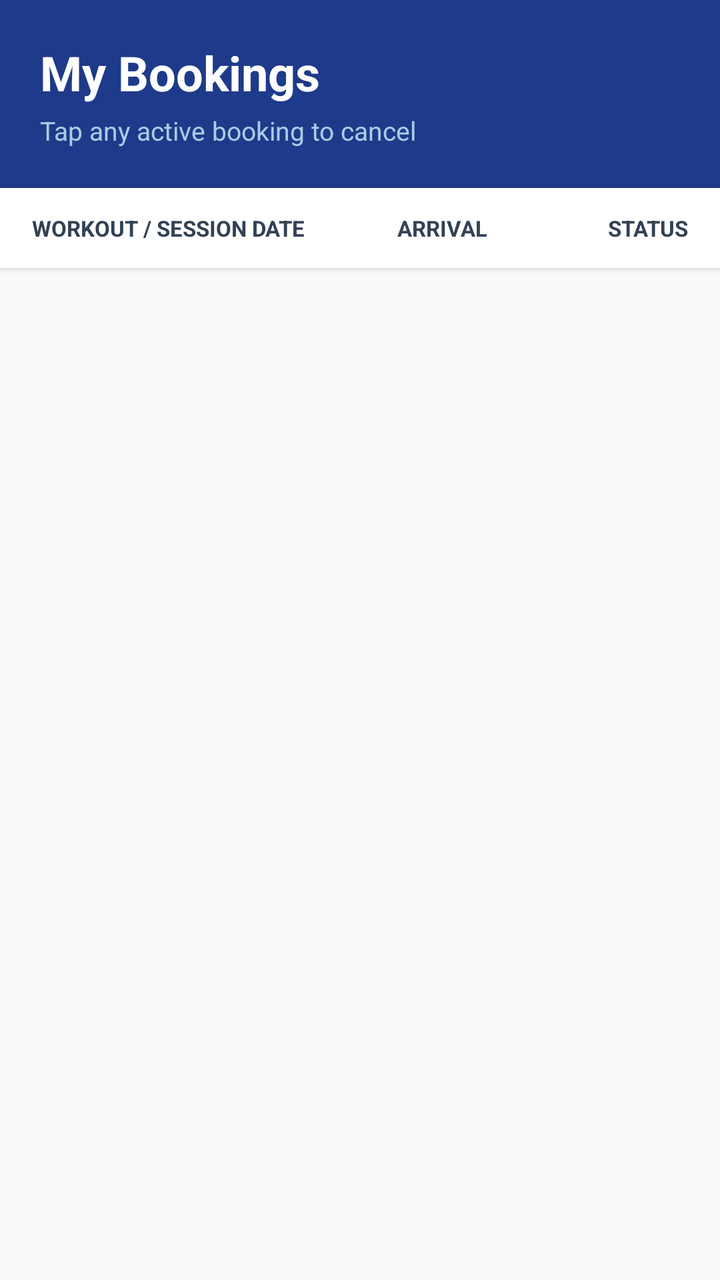
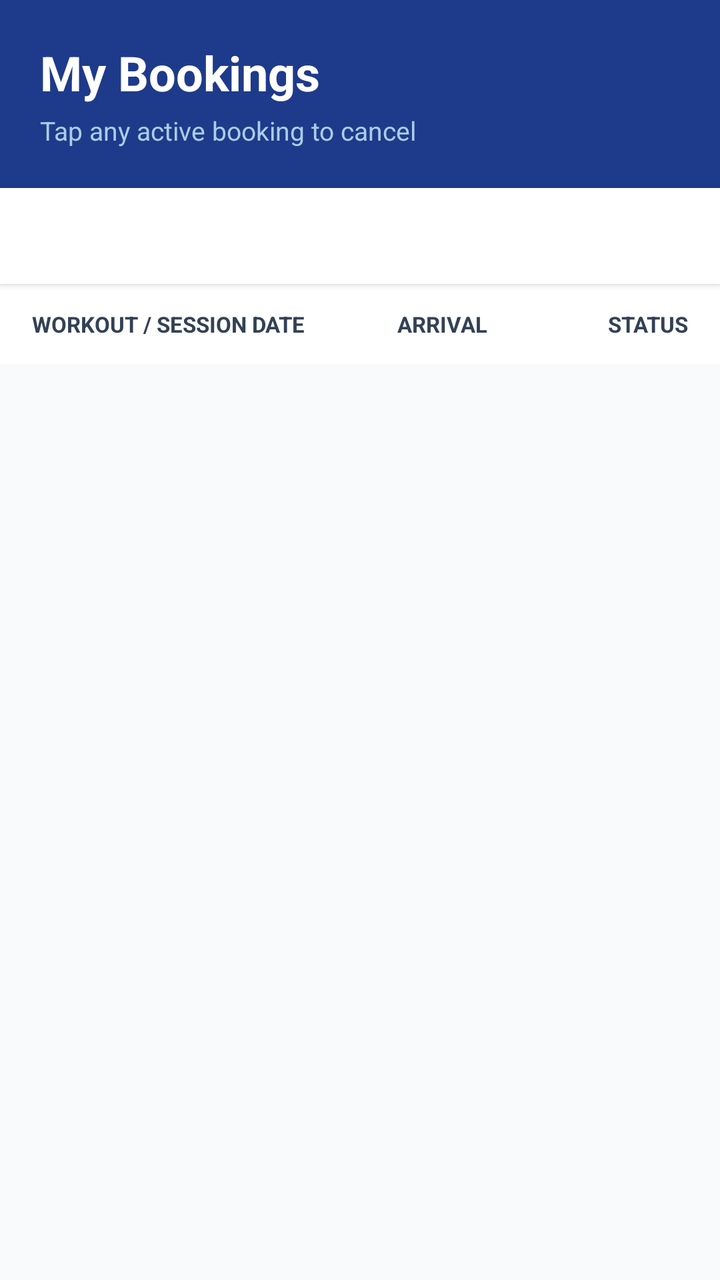

Two renders of the same Android screen: before a commit and after it. Below are the layout's source before the change and the commit's diff.
<!-- AndroidManifest.xml: application theme Theme.SpotterMobile -->
<!-- res/layout/activity_booking_history.xml -->
<?xml version="1.0" encoding="utf-8"?>
<LinearLayout xmlns:android="http://schemas.android.com/apk/res/android"
    android:layout_width="match_parent"
    android:layout_height="match_parent"
    android:background="@color/light_gray"
    android:orientation="vertical">

    
    <LinearLayout
        android:layout_width="match_parent"
        android:layout_height="wrap_content"
        android:background="@color/primary_blue"
        android:orientation="vertical"
        android:padding="20dp">

        <TextView
            android:layout_width="wrap_content"
            android:layout_height="wrap_content"
            android:text="My Bookings"
            android:textColor="#FFFFFF"
            android:textSize="24sp"
            android:textStyle="bold" />

        <TextView
            android:layout_width="wrap_content"
            android:layout_height="wrap_content"
            android:layout_marginTop="4dp"
            android:text="Tap any active booking to cancel"
            android:textColor="#AACDE8"
            android:textSize="13sp" />

    </LinearLayout>

    
    <LinearLayout
        android:layout_width="match_parent"
        android:layout_height="40dp"
        android:background="@color/white"
        android:orientation="horizontal"
        android:paddingStart="16dp"
        android:paddingEnd="16dp"
        android:elevation="2dp">

        <TextView
            android:layout_width="0dp"
            android:layout_height="match_parent"
            android:layout_weight="2"
            android:gravity="center_vertical"
            android:text="WORKOUT / SESSION DATE"
            android:textColor="@color/dark_gray"
            android:textSize="11sp"
            android:textStyle="bold" />

        <TextView
            android:layout_width="0dp"
            android:layout_height="match_parent"
            android:layout_weight="1"
            android:gravity="center_vertical|center_horizontal"
            android:text="ARRIVAL"
            android:textColor="@color/dark_gray"
            android:textSize="11sp"
            android:textStyle="bold" />

        <TextView
            android:layout_width="0dp"
            android:layout_height="match_parent"
            android:layout_weight="1"
            android:gravity="center_vertical|end"
            android:text="STATUS"
            android:textColor="@color/dark_gray"
            android:textSize="11sp"
            android:textStyle="bold" />

    </LinearLayout>

    
    <LinearLayout
        android:id="@+id/layoutEmpty"
        android:layout_width="match_parent"
        android:layout_height="wrap_content"
        android:layout_marginTop="80dp"
        android:gravity="center"
        android:orientation="vertical"
        android:visibility="gone">

        <TextView
            android:layout_width="wrap_content"
            android:layout_height="wrap_content"
            android:text="🗓️"
            android:textSize="48sp" />

        <TextView
            android:id="@+id/tvEmpty"
            android:layout_width="wrap_content"
            android:layout_height="wrap_content"
            android:layout_marginTop="12dp"
            android:gravity="center"
            android:text="No bookings yet."
            android:textColor="@color/dark_gray"
            android:textSize="16sp"
            android:textStyle="bold" />

        <TextView
            android:layout_width="wrap_content"
            android:layout_height="wrap_content"
            android:layout_marginTop="4dp"
            android:gravity="center"
            android:text="Head to Book Session to get started!"
            android:textColor="@color/gray"
            android:textSize="13sp" />

    </LinearLayout>

    
    <androidx.recyclerview.widget.RecyclerView
        android:id="@+id/recyclerBookings"
        android:layout_width="match_parent"
        android:layout_height="0dp"
        android:layout_weight="1"
        android:clipToPadding="false"
        android:paddingTop="8dp"
        android:paddingBottom="16dp" />

</LinearLayout>
<!-- resources referenced by this layout -->
<resources>
  <color name="dark_gray">#334155</color>
  <color name="gray">#64748B</color>
  <color name="light_gray">#F8FAFC</color>
  <color name="primary_blue">#1E3A8A</color>
  <color name="white">#FFFFFF</color>
  <style name="Theme.SpotterMobile" parent="Theme.MaterialComponents.Light.NoActionBar">
          
          
          <item name="colorPrimary">@color/primary_blue</item>
          <item name="colorPrimaryVariant">@color/primary_blue_dark</item>
          <item name="colorOnPrimary">@color/white</item>
          <item name="colorSecondary">@color/gold</item>
          <item name="colorSecondaryVariant">@color/gold_dark</item>
          <item name="colorOnSecondary">@color/white</item>
          <item name="android:statusBarColor">@color/primary_blue_dark</item>
          <item name="colorSurface">@color/white</item>
  
          
          <item name="colorOnSurface">@color/dark_gray</item>
          <item name="colorOnBackground">@color/dark_gray</item>
          <item name="android:textColorHint">@color/gray</item>
          <item name="android:textColor">@color/dark_gray</item>
      </style>
  <color name="primary_blue_dark">#1E40AF</color>
  <color name="gold">#F59E0B</color>
  <color name="gold_dark">#D97706</color>
</resources>

<!-- the commit's change to res/layout/activity_booking_history.xml (unified diff, before → after) -->
@@ -32,14 +32,35 @@
     </LinearLayout>
 
     
+    <HorizontalScrollView
+        android:layout_width="match_parent"
+        android:layout_height="wrap_content"
+        android:background="@color/white"
+        android:scrollbars="none"
+        android:elevation="2dp">
+
+        <LinearLayout
+            android:id="@+id/chipBar"
+            android:layout_width="wrap_content"
+            android:layout_height="48dp"
+            android:gravity="center_vertical"
+            android:orientation="horizontal"
+            android:paddingHorizontal="12dp"
+            android:paddingVertical="8dp">
+
+            
+
+        </LinearLayout>
+    </HorizontalScrollView>
+
+    
     <LinearLayout
         android:layout_width="match_parent"
         android:layout_height="40dp"
         android:background="@color/white"
         android:orientation="horizontal"
         android:paddingStart="16dp"
-        android:paddingEnd="16dp"
-        android:elevation="2dp">
+        android:paddingEnd="16dp">
 
         <TextView
             android:layout_width="0dp"
